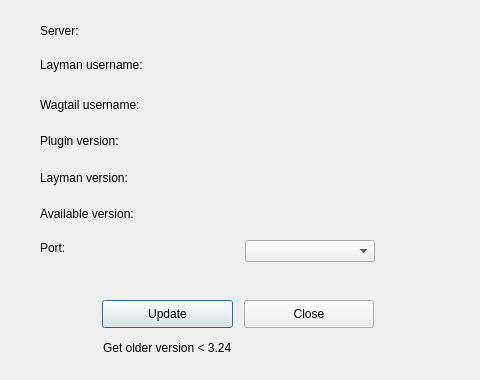
Above: dlg_userInfo.ui from LESPROJEKT/qgis-layman-plugin before the change. Below: the same form after it.
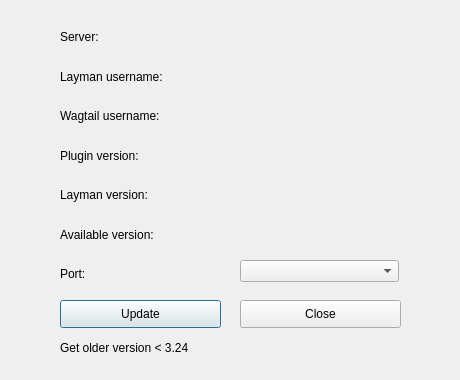
That is the form after the change.

Diff of the .ui file:
```diff
--- a/dlg_userInfo.ui
+++ b/dlg_userInfo.ui
@@ -9,135 +9,31 @@
    <rect>
     <x>0</x>
     <y>0</y>
-    <width>480</width>
+    <width>460</width>
     <height>380</height>
    </rect>
   </property>
   <property name="minimumSize">
    <size>
-    <width>480</width>
+    <width>460</width>
     <height>320</height>
    </size>
   </property>
   <property name="maximumSize">
    <size>
-    <width>480</width>
+    <width>460</width>
     <height>380</height>
    </size>
   </property>
   <property name="windowTitle">
    <string>Layman</string>
   </property>
-  <widget class="QLabel" name="label">
-   <property name="geometry">
-    <rect>
-     <x>40</x>
-     <y>57</y>
-     <width>111</width>
-     <height>16</height>
-    </rect>
-   </property>
-   <property name="text">
-    <string>Layman username:</string>
-   </property>
-  </widget>
-  <widget class="QLabel" name="label_2">
-   <property name="geometry">
-    <rect>
-     <x>40</x>
-     <y>97</y>
-     <width>111</width>
-     <height>16</height>
-    </rect>
-   </property>
-   <property name="text">
-    <string>Wagtail username:</string>
-   </property>
-  </widget>
-  <widget class="QLabel" name="label_layman">
-   <property name="geometry">
-    <rect>
-     <x>245</x>
-     <y>57</y>
-     <width>181</width>
-     <height>16</height>
-    </rect>
-   </property>
-   <property name="text">
-    <string/>
-   </property>
-  </widget>
-  <widget class="QLabel" name="label_agrihub">
-   <property name="geometry">
-    <rect>
-     <x>245</x>
-     <y>97</y>
-     <width>191</width>
-     <height>16</height>
-    </rect>
-   </property>
-   <property name="text">
-    <string/>
-   </property>
-  </widget>
-  <widget class="QLabel" name="label_3">
-   <property name="geometry">
-    <rect>
-     <x>40</x>
-     <y>23</y>
-     <width>111</width>
-     <height>16</height>
-    </rect>
-   </property>
-   <property name="text">
-    <string>Server:</string>
-   </property>
-  </widget>
-  <widget class="QLabel" name="label_server">
-   <property name="geometry">
-    <rect>
-     <x>245</x>
-     <y>23</y>
-     <width>241</width>
-     <height>16</height>
-    </rect>
-   </property>
-   <property name="text">
-    <string/>
-   </property>
-  </widget>
-  <widget class="QLabel" name="label_4">
-   <property name="geometry">
-    <rect>
-     <x>40</x>
-     <y>133</y>
-     <width>111</width>
-     <height>16</height>
-    </rect>
-   </property>
-   <property name="text">
-    <string>Plugin version:</string>
-   </property>
-  </widget>
-  <widget class="QLabel" name="label_version">
-   <property name="geometry">
-    <rect>
-     <x>245</x>
-     <y>133</y>
-     <width>191</width>
-     <height>16</height>
-    </rect>
-   </property>
-   <property name="text">
-    <string/>
-   </property>
-  </widget>
   <widget class="QPushButton" name="pushButton_update">
    <property name="geometry">
     <rect>
-     <x>102</x>
+     <x>60</x>
      <y>300</y>
-     <width>131</width>
+     <width>161</width>
      <height>28</height>
     </rect>
    </property>
@@ -145,38 +41,12 @@
     <string>Update</string>
    </property>
   </widget>
-  <widget class="QLabel" name="label_5">
-   <property name="geometry">
-    <rect>
-     <x>40</x>
-     <y>206</y>
-     <width>111</width>
-     <height>16</height>
-    </rect>
-   </property>
-   <property name="text">
-    <string>Available version:</string>
-   </property>
-  </widget>
-  <widget class="QLabel" name="label_avversion">
-   <property name="geometry">
-    <rect>
-     <x>245</x>
-     <y>206</y>
-     <width>191</width>
-     <height>16</height>
-    </rect>
-   </property>
-   <property name="text">
-    <string/>
-   </property>
-  </widget>
   <widget class="QPushButton" name="pushButton_close">
    <property name="geometry">
     <rect>
-     <x>244</x>
+     <x>240</x>
      <y>300</y>
-     <width>130</width>
+     <width>161</width>
      <height>28</height>
     </rect>
    </property>
@@ -184,36 +54,10 @@
     <string>Close</string>
    </property>
   </widget>
-  <widget class="QLabel" name="label_6">
-   <property name="geometry">
-    <rect>
-     <x>40</x>
-     <y>170</y>
-     <width>111</width>
-     <height>16</height>
-    </rect>
-   </property>
-   <property name="text">
-    <string>Layman version:</string>
-   </property>
-  </widget>
-  <widget class="QLabel" name="label_versionLayman">
-   <property name="geometry">
-    <rect>
-     <x>245</x>
-     <y>167</y>
-     <width>191</width>
-     <height>16</height>
-    </rect>
-   </property>
-   <property name="text">
-    <string/>
-   </property>
-  </widget>
   <widget class="QLabel" name="label_older">
    <property name="geometry">
     <rect>
-     <x>103</x>
+     <x>60</x>
      <y>340</y>
      <width>151</width>
      <height>16</height>
@@ -223,13 +67,121 @@
     <string>Get older version &lt; 3.24</string>
    </property>
   </widget>
+  <widget class="QWidget" name="verticalLayoutWidget">
+   <property name="geometry">
+    <rect>
+     <x>60</x>
+     <y>20</y>
+     <width>160</width>
+     <height>231</height>
+    </rect>
+   </property>
+   <layout class="QVBoxLayout" name="verticalLayout_3">
+    <item>
+     <widget class="QLabel" name="label_3">
+      <property name="text">
+       <string>Server:</string>
+      </property>
+     </widget>
+    </item>
+    <item>
+     <widget class="QLabel" name="label">
+      <property name="text">
+       <string>Layman username:</string>
+      </property>
+     </widget>
+    </item>
+    <item>
+     <widget class="QLabel" name="label_2">
+      <property name="text">
+       <string>Wagtail username:</string>
+      </property>
+     </widget>
+    </item>
+    <item>
+     <widget class="QLabel" name="label_4">
+      <property name="text">
+       <string>Plugin version:</string>
+      </property>
+     </widget>
+    </item>
+    <item>
+     <widget class="QLabel" name="label_6">
+      <property name="text">
+       <string>Layman version:</string>
+      </property>
+     </widget>
+    </item>
+    <item>
+     <widget class="QLabel" name="label_5">
+      <property name="text">
+       <string>Available version:</string>
+      </property>
+     </widget>
+    </item>
+   </layout>
+  </widget>
+  <widget class="QWidget" name="verticalLayoutWidget_2">
+   <property name="geometry">
+    <rect>
+     <x>240</x>
+     <y>20</y>
+     <width>161</width>
+     <height>231</height>
+    </rect>
+   </property>
+   <layout class="QVBoxLayout" name="verticalLayout_4">
+    <item>
+     <widget class="QLabel" name="label_server">
+      <property name="text">
+       <string/>
+      </property>
+     </widget>
+    </item>
+    <item>
+     <widget class="QLabel" name="label_layman">
+      <property name="text">
+       <string/>
+      </property>
+     </widget>
+    </item>
+    <item>
+     <widget class="QLabel" name="label_agrihub">
+      <property name="text">
+       <string/>
+      </property>
+     </widget>
+    </item>
+    <item>
+     <widget class="QLabel" name="label_version">
+      <property name="text">
+       <string/>
+      </property>
+     </widget>
+    </item>
+    <item>
+     <widget class="QLabel" name="label_versionLayman">
+      <property name="text">
+       <string/>
+      </property>
+     </widget>
+    </item>
+    <item>
+     <widget class="QLabel" name="label_avversion">
+      <property name="text">
+       <string/>
+      </property>
+     </widget>
+    </item>
+   </layout>
+  </widget>
   <widget class="QLabel" name="label_7">
    <property name="geometry">
     <rect>
-     <x>40</x>
-     <y>240</y>
-     <width>111</width>
-     <height>16</height>
+     <x>60</x>
+     <y>260</y>
+     <width>158</width>
+     <height>27</height>
     </rect>
    </property>
    <property name="text">
@@ -239,9 +191,9 @@
   <widget class="QComboBox" name="comboBox_port">
    <property name="geometry">
     <rect>
-     <x>245</x>
-     <y>240</y>
-     <width>130</width>
+     <x>240</x>
+     <y>260</y>
+     <width>159</width>
      <height>22</height>
     </rect>
    </property>
```
